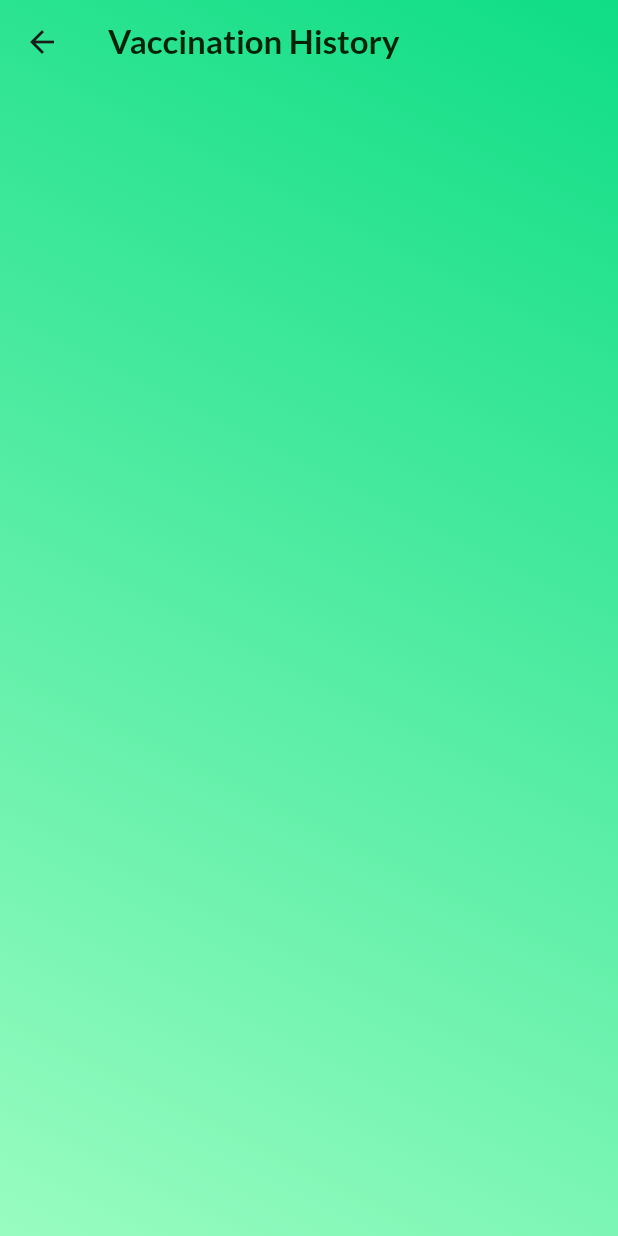
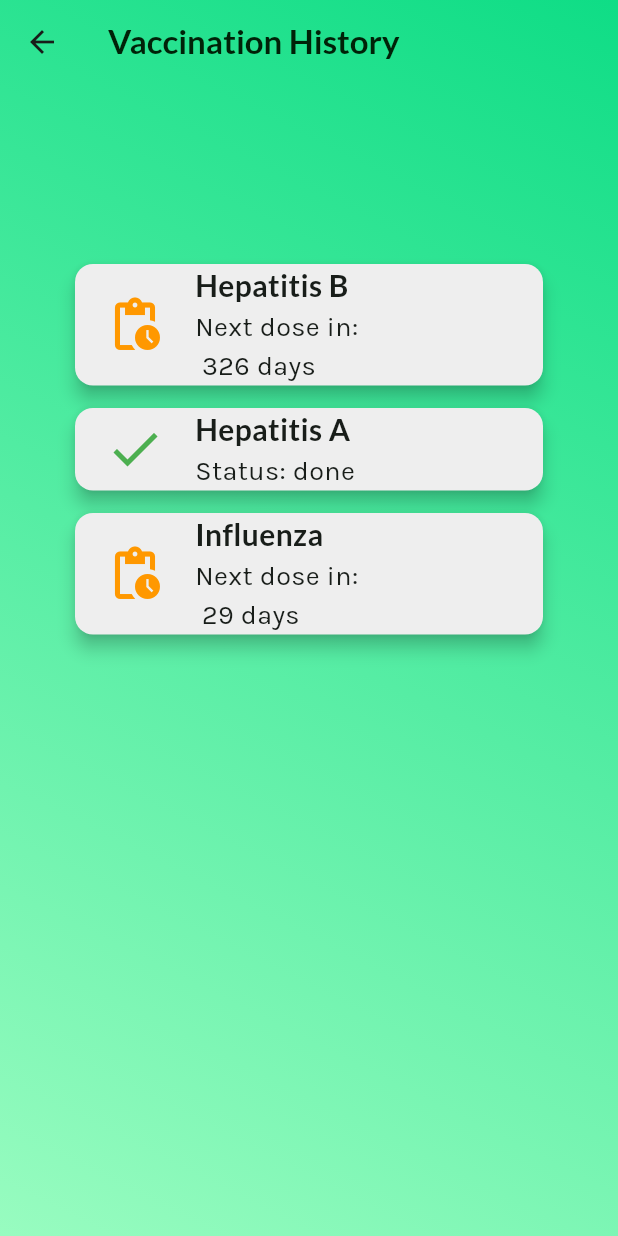
Before and after one commit to IgnacyBerent/Flutter-Vaccination_Managment_App, a Flutter app: the screen it shows after launch, after a tap on "Vaccination history", on a phone screen of 412 x 824 dp. Run offline on Flutter 3.47's test engine with Material 3 defaults, Android fonts, the light colour scheme and no system bars; our stand-ins replace google_fonts.

Commit message:
Improving vaccine history record

```diff
--- a/lib/models/vaccine_record.dart
+++ b/lib/models/vaccine_record.dart
@@ -8,15 +8,15 @@ class VaccineRecord {
   final String name;
   final String type;
   final Status status;
-  final int numberOfDoses;
-  final List<int> intervals;
+  final List<DateTime?> doses;
+  final DateTime? nextDose;
 
   VaccineRecord({
     required this.id,
     required this.name,
     required this.type,
     required this.status,
-    required this.numberOfDoses,
-    required this.intervals,
+    required this.doses,
+    required this.nextDose,
   });
 }
--- a/lib/views/vaccination_history/vaccination_history_item.dart
+++ b/lib/views/vaccination_history/vaccination_history_item.dart
@@ -1,4 +1,5 @@
 import 'package:flutter/material.dart';
+import 'package:intl/intl.dart';
 import 'package:google_fonts/google_fonts.dart';
 import 'package:vaccination_managment_app/models/vaccine_record.dart';
 import 'package:vaccination_managment_app/views/vaccination_history/vaccine_history_details.dart';
@@ -25,7 +26,9 @@ class VaccineHistoryItem extends StatelessWidget {
               width: 80,
               child: Icon(
                 size: 40,
-                vaccine.status == Status.done ? Icons.done : Icons.info,
+                vaccine.status == Status.done
+                    ? Icons.done
+                    : Icons.pending_actions,
                 color: vaccine.status == Status.done
                     ? Colors.green
                     : Colors.orange,
@@ -42,7 +45,9 @@ class VaccineHistoryItem extends StatelessWidget {
                   ),
                 ),
                 Text(
-                  vaccine.type,
+                  vaccine.nextDose != null
+                      ? 'Next dose in: \n ${vaccine.nextDose!.difference(DateTime.now()).inDays} days'
+                      : 'Status: ${vaccine.status.name}',
                   style: GoogleFonts.karla(
                     fontSize: 18,
                   ),
--- a/lib/views/vaccination_history/vaccination_history_screen.dart
+++ b/lib/views/vaccination_history/vaccination_history_screen.dart
@@ -12,14 +12,51 @@ class VaccinationHistoryScreen extends StatefulWidget {
 }
 
 class _VaccinationHistoryScreenState extends State<VaccinationHistoryScreen> {
-  List<VaccineRecord> vaccines = [];
+  List<VaccineRecord> vaccines = [
+    VaccineRecord(
+      id: '1',
+      name: 'Hepatitis B',
+      type: 'Inactivated',
+      status: Status.undergoing,
+      doses: [
+        DateTime(2021, 1, 1),
+        DateTime(2021, 1, 15),
+        DateTime(2025, 2, 1),
+      ],
+      nextDose: DateTime(2025, 2, 1),
+    ),
+    VaccineRecord(
+      id: '2',
+      name: 'Hepatitis A',
+      type: 'Inactivated',
+      status: Status.done,
+      doses: [
+        DateTime(2021, 1, 1),
+        DateTime(2021, 1, 15),
+        DateTime(2021, 2, 1),
+      ],
+      nextDose: null,
+    ),
+    VaccineRecord(
+      id: '3',
+      name: 'Influenza',
+      type: 'Inactivated',
+      status: Status.undergoing,
+      doses: [
+        DateTime(2021, 1, 1),
+        DateTime(2021, 1, 15),
+        DateTime(2024, 4, 10),
+      ],
+      nextDose: DateTime(2024, 4, 10),
+    ),
+  ];
 
   @override
   Widget build(BuildContext context) {
     return LayoutTemplate(
       screenName: 'Vaccination History',
       child: ListView.builder(
-        itemCount: 0,
+        itemCount: 3,
         itemBuilder: (context, index) {
           return VaccineHistoryItem(
             vaccines[index],
--- a/pubspec.yaml
+++ b/pubspec.yaml
@@ -36,6 +36,7 @@ dependencies:
   # Use with the CupertinoIcons class for iOS style icons.
   cupertino_icons: ^1.0.2
   google_fonts: ^6.2.0
+  intl: ^0.19.0
 
 dev_dependencies:
   flutter_test:
```
Also changed, not shown: lib/views/vaccination_history/vaccine_history_details.dart (+26 -7 lines), pubspec.lock.
